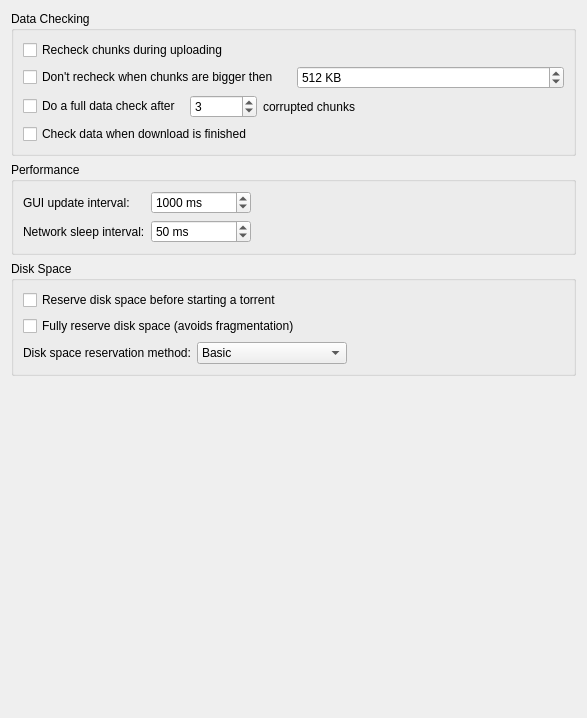
Qt form ktorrent/advancedpref.ui (KDE/ktorrent) before a commit.
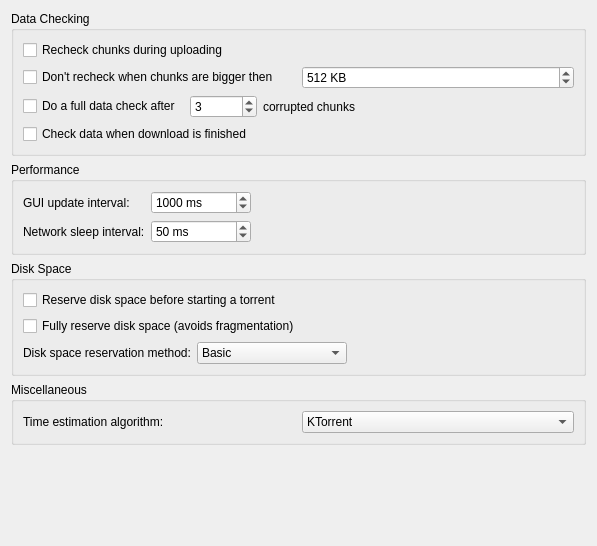
The same form after that commit.

Commit message: - Added time estimation algorithm selection - Fixed bug in KTorrent algorithm (150866)

```diff
--- a/ktorrent/advancedpref.ui
+++ b/ktorrent/advancedpref.ui
@@ -6,7 +6,7 @@
     <x>0</x>
     <y>0</y>
     <width>583</width>
-    <height>718</height>
+    <height>546</height>
    </rect>
   </property>
   <layout class="QVBoxLayout" >
@@ -304,6 +304,67 @@
      </layout>
     </widget>
    </item>
+   <item>
+    <widget class="QGroupBox" name="groupBox" >
+     <property name="title" >
+      <string>Miscellaneous</string>
+     </property>
+     <layout class="QHBoxLayout" >
+      <item>
+       <layout class="QHBoxLayout" >
+        <item>
+         <widget class="QLabel" name="label" >
+          <property name="text" >
+           <string>Time estimation algorithm:</string>
+          </property>
+         </widget>
+        </item>
+        <item>
+         <widget class="QComboBox" name="kcfg_eta" >
+          <property name="toolTip" >
+           <string>&lt;html>&lt;head>&lt;meta name="qrichtext" content="1" />&lt;style type="text/css">
+p, li { white-space: pre-wrap; }
+&lt;/style>&lt;/head>&lt;body style=" font-family:'Sans Serif'; font-size:10pt; font-weight:400; font-style:normal;">
+&lt;p style=" margin-top:0px; margin-bottom:0px; margin-left:0px; margin-right:0px; -qt-block-indent:0; text-indent:0px;">Select which algorithm to use for estimating the time left :&lt;/p>
+&lt;p style="-qt-paragraph-type:empty; margin-top:0px; margin-bottom:0px; margin-left:0px; margin-right:0px; -qt-block-indent:0; text-indent:0px;">&lt;/p>
+&lt;p style=" margin-top:0px; margin-bottom:0px; margin-left:0px; margin-right:0px; -qt-block-indent:0; text-indent:0px;">&lt;span style=" font-weight:600;">KTorrent:&lt;/span> Mix of other algorithms, we use the one which fits best in the current situation.&lt;/p>
+&lt;p style=" margin-top:0px; margin-bottom:0px; margin-left:0px; margin-right:0px; -qt-block-indent:0; text-indent:0px;">&lt;span style=" font-weight:600;">Current speed:&lt;/span> Bytes left to download / current speed&lt;/p>
+&lt;p style=" margin-top:0px; margin-bottom:0px; margin-left:0px; margin-right:0px; -qt-block-indent:0; text-indent:0px;">&lt;span style=" font-weight:600;">Average speed: &lt;/span>Bytes left to download / average speed&lt;/p>
+&lt;p style=" margin-top:0px; margin-bottom:0px; margin-left:0px; margin-right:0px; -qt-block-indent:0; text-indent:0px;">&lt;span style=" font-weight:600;">Window of X:&lt;/span> Average of the last X samples (X = 20)&lt;/p>
+&lt;p style=" margin-top:0px; margin-bottom:0px; margin-left:0px; margin-right:0px; -qt-block-indent:0; text-indent:0px;">&lt;span style=" font-weight:600;">Moving average:&lt;/span>  Moving average of the last 20 samples&lt;/p>&lt;/body>&lt;/html></string>
+          </property>
+          <item>
+           <property name="text" >
+            <string>KTorrent</string>
+           </property>
+          </item>
+          <item>
+           <property name="text" >
+            <string>Current speed</string>
+           </property>
+          </item>
+          <item>
+           <property name="text" >
+            <string>Average speed</string>
+           </property>
+          </item>
+          <item>
+           <property name="text" >
+            <string>Window of X</string>
+           </property>
+          </item>
+          <item>
+           <property name="text" >
+            <string>Moving average</string>
+           </property>
+          </item>
+         </widget>
+        </item>
+       </layout>
+      </item>
+     </layout>
+    </widget>
+   </item>
    <item>
     <spacer>
      <property name="orientation" >
@@ -311,8 +372,8 @@
      </property>
      <property name="sizeHint" >
       <size>
-       <width>565</width>
-       <height>21</height>
+       <width>575</width>
+       <height>151</height>
       </size>
      </property>
     </spacer>
```
The commit also changes 5 other files.
